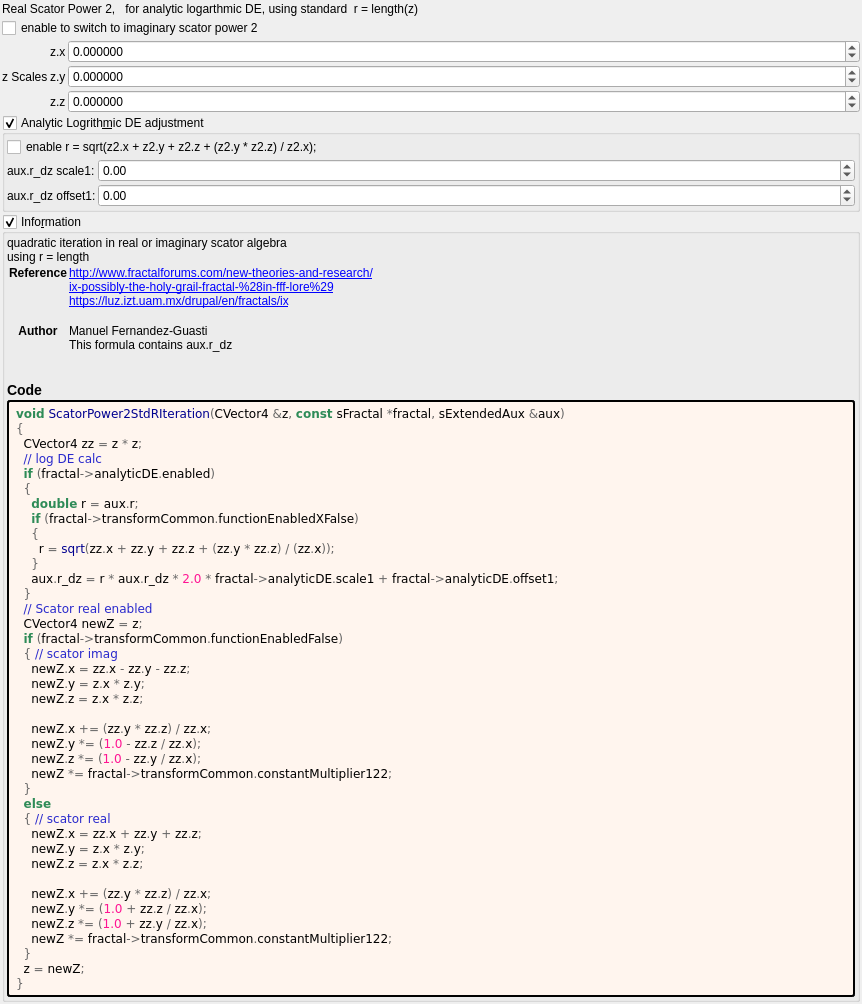
buddhi1980/mandelbulber2, file mandelbulber2/formula/ui/scator_power2_std_r.ui: the form before one commit.
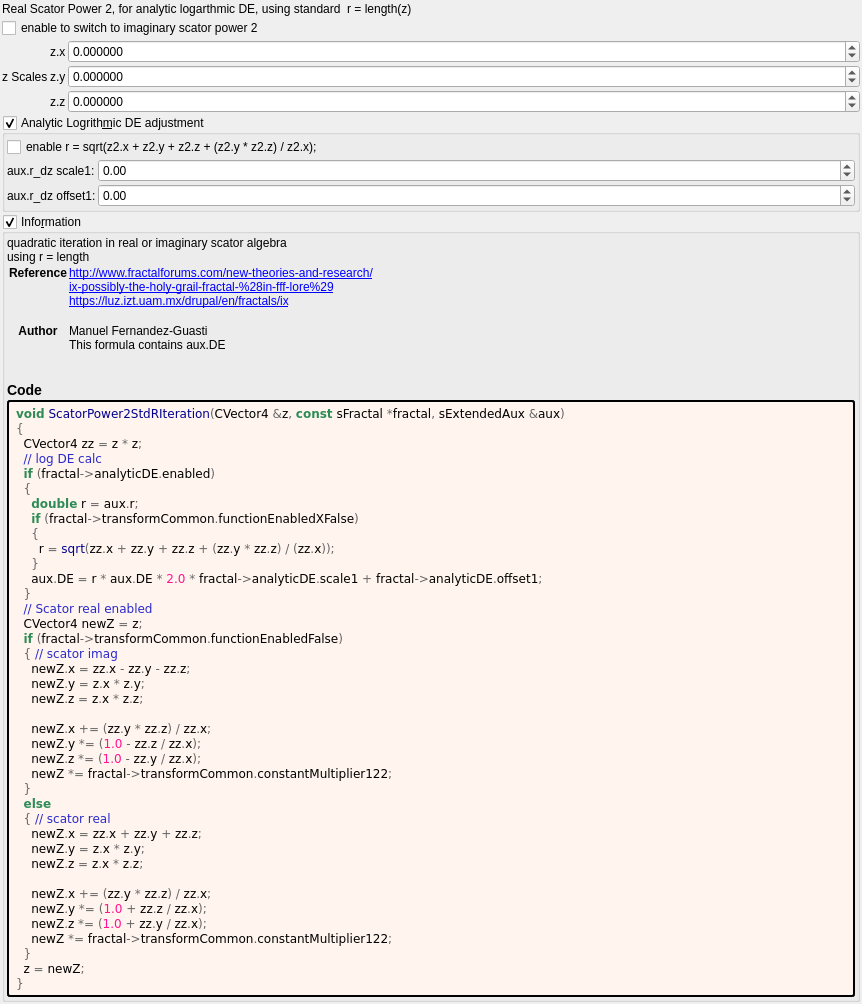
The form after the commit. Custom widgets are drawn as their Qt base class.

What changed in the file:
```diff
--- a/mandelbulber2/formula/ui/scator_power2_std_r.ui
+++ b/mandelbulber2/formula/ui/scator_power2_std_r.ui
@@ -32,7 +32,7 @@
    <item>
     <widget class="QLabel" name="label">
      <property name="text">
-      <string>Real Scator Power 2,   for analytic logarthmic DE, using standard  r = length(z)</string>
+      <string>Real Scator Power 2, for analytic logarthmic DE, using standard  r = length(z)</string>
      </property>
     </widget>
    </item>
@@ -312,7 +312,7 @@
 &lt;a href=&quot;https://luz.izt.uam.mx/drupal/en/fractals/ix&quot;&gt;https://luz.izt.uam.mx/drupal/en/fractals/ix&lt;br&gt;
 &lt;/td&gt;&lt;/tr&gt;
 &lt;tr&gt;&lt;th&gt;Author&lt;/th&gt;&lt;td&gt;Manuel Fernandez-Guasti&lt;br&gt;
-This formula contains aux.r_dz&lt;br&gt;
+This formula contains aux.DE&lt;br&gt;
 &lt;/td&gt;&lt;/tr&gt;
 &lt;/table&gt;
 &lt;h3&gt;Code&lt;/h3&gt;</string>
@@ -346,7 +346,7 @@
     &lt;span style=&quot;color:#676767&quot;&gt;{&lt;/span&gt;
       r &lt;span style=&quot;color:#676767&quot;&gt;=&lt;/span&gt; &lt;span style=&quot;color:#00008f&quot;&gt;sqrt&lt;/span&gt;&lt;span style=&quot;color:#676767&quot;&gt;(&lt;/span&gt;zz&lt;span style=&quot;color:#676767&quot;&gt;.&lt;/span&gt;x &lt;span style=&quot;color:#676767&quot;&gt;+&lt;/span&gt; zz&lt;span style=&quot;color:#676767&quot;&gt;.&lt;/span&gt;y &lt;span style=&quot;color:#676767&quot;&gt;+&lt;/span&gt; zz&lt;span style=&quot;color:#676767&quot;&gt;.&lt;/span&gt;z &lt;span style=&quot;color:#676767&quot;&gt;+ (&lt;/span&gt;zz&lt;span style=&quot;color:#676767&quot;&gt;.&lt;/span&gt;y &lt;span style=&quot;color:#676767&quot;&gt;*&lt;/span&gt; zz&lt;span style=&quot;color:#676767&quot;&gt;.&lt;/span&gt;z&lt;span style=&quot;color:#676767&quot;&gt;) / (&lt;/span&gt;zz&lt;span style=&quot;color:#676767&quot;&gt;.&lt;/span&gt;x&lt;span style=&quot;color:#676767&quot;&gt;));&lt;/span&gt;
     &lt;span style=&quot;color:#676767&quot;&gt;}&lt;/span&gt;
-    aux&lt;span style=&quot;color:#676767&quot;&gt;.&lt;/span&gt;r_dz &lt;span style=&quot;color:#676767&quot;&gt;=&lt;/span&gt; r &lt;span style=&quot;color:#676767&quot;&gt;*&lt;/span&gt; aux&lt;span style=&quot;color:#676767&quot;&gt;.&lt;/span&gt;r_dz &lt;span style=&quot;color:#676767&quot;&gt;*&lt;/span&gt; &lt;span style=&quot;color:#ff1493&quot;&gt;2.0&lt;/span&gt; &lt;span style=&quot;color:#676767&quot;&gt;*&lt;/span&gt; fractal&lt;span style=&quot;color:#676767&quot;&gt;-&amp;gt;&lt;/span&gt;analyticDE&lt;span style=&quot;color:#676767&quot;&gt;.&lt;/span&gt;scale1 &lt;span style=&quot;color:#676767&quot;&gt;+&lt;/span&gt; fractal&lt;span style=&quot;color:#676767&quot;&gt;-&amp;gt;&lt;/span&gt;analyticDE&lt;span style=&quot;color:#676767&quot;&gt;.&lt;/span&gt;offset1&lt;span style=&quot;color:#676767&quot;&gt;;&lt;/span&gt;
+    aux&lt;span style=&quot;color:#676767&quot;&gt;.&lt;/span&gt;DE &lt;span style=&quot;color:#676767&quot;&gt;=&lt;/span&gt; r &lt;span style=&quot;color:#676767&quot;&gt;*&lt;/span&gt; aux&lt;span style=&quot;color:#676767&quot;&gt;.&lt;/span&gt;DE &lt;span style=&quot;color:#676767&quot;&gt;*&lt;/span&gt; &lt;span style=&quot;color:#ff1493&quot;&gt;2.0&lt;/span&gt; &lt;span style=&quot;color:#676767&quot;&gt;*&lt;/span&gt; fractal&lt;span style=&quot;color:#676767&quot;&gt;-&amp;gt;&lt;/span&gt;analyticDE&lt;span style=&quot;color:#676767&quot;&gt;.&lt;/span&gt;scale1 &lt;span style=&quot;color:#676767&quot;&gt;+&lt;/span&gt; fractal&lt;span style=&quot;color:#676767&quot;&gt;-&amp;gt;&lt;/span&gt;analyticDE&lt;span style=&quot;color:#676767&quot;&gt;.&lt;/span&gt;offset1&lt;span style=&quot;color:#676767&quot;&gt;;&lt;/span&gt;
   &lt;span style=&quot;color:#676767&quot;&gt;}&lt;/span&gt;
   &lt;span style=&quot;color:#2929cc&quot;&gt;// Scator real enabled&lt;/span&gt;
   CVector4 newZ &lt;span style=&quot;color:#676767&quot;&gt;=&lt;/span&gt; z&lt;span style=&quot;color:#676767&quot;&gt;;&lt;/span&gt;
```
